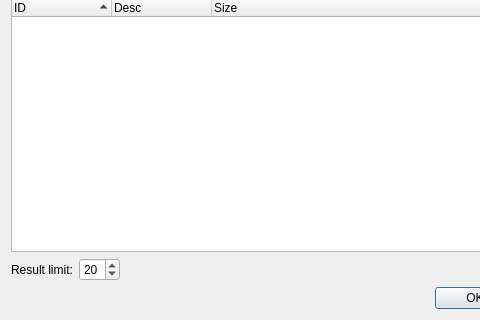
Old version of the form src/corelibs/U2Gui/src/util/ui/SearchGenbankSequenceDialog.ui in the repository violethaze74/ugene; both pictures show x 0 to 480 and y 213 to 533 of the 612 by 533 pixel window.
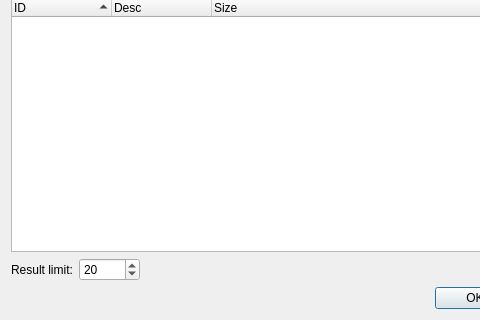
New version of the form.

Commit message: UGENE-3842 – Unable to download more than 99 sequences from NCBI Genbank

The edit to the form file:
```diff
--- a/src/corelibs/U2Gui/src/util/ui/SearchGenbankSequenceDialog.ui
+++ b/src/corelibs/U2Gui/src/util/ui/SearchGenbankSequenceDialog.ui
@@ -154,6 +154,9 @@
        <property name="minimum">
         <number>1</number>
        </property>
+       <property name="maximum">
+        <number>65535</number>
+       </property>
        <property name="value">
         <number>20</number>
        </property>
```
The commit also changes 2 other files.
